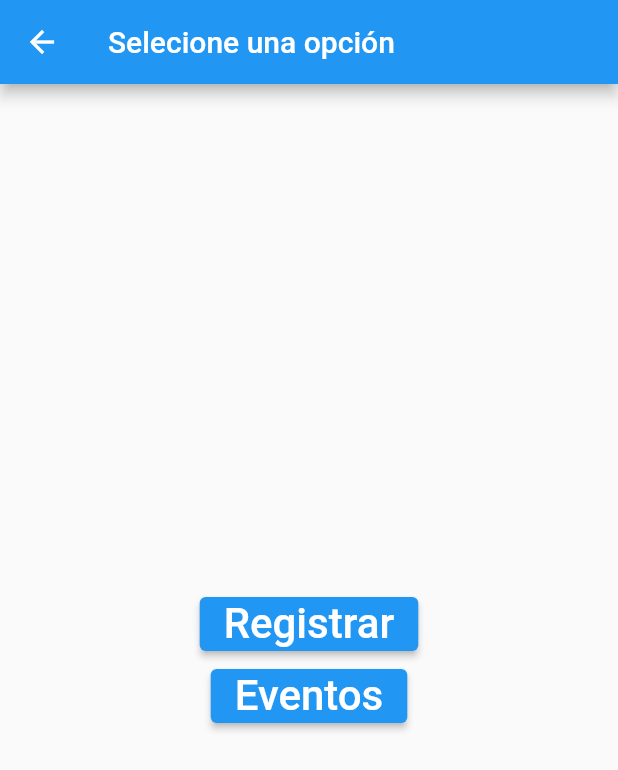
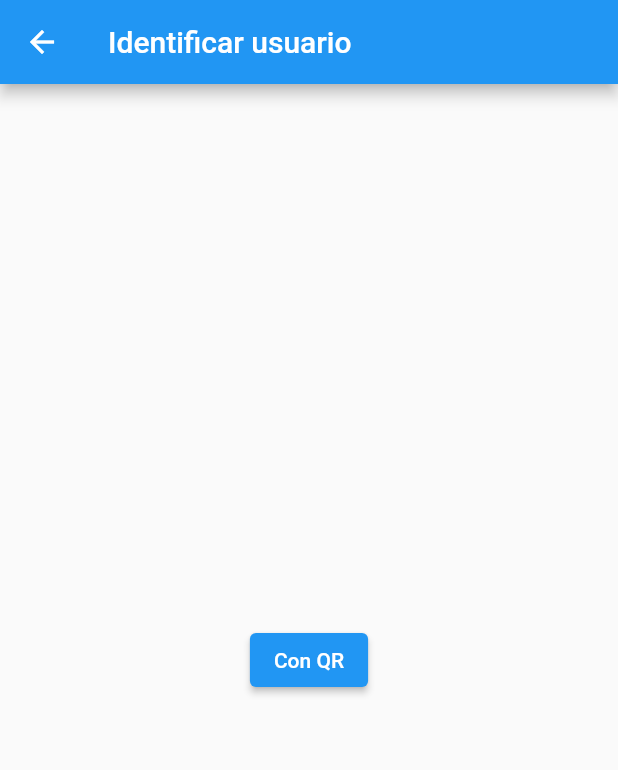
Before and after one commit to NicoVazCan/IPM-p2, a Flutter app: the OpcionesPage screen opened directly with empty values, after a tap on "Registrar", on a phone screen of 412 x 824 dp. Shown: the top 770 px of the screen. Run offline on Flutter 3.47's test engine with Material 2 defaults, Android fonts, the phone set to English and light mode, and no system bars; missing offline and left inert: flutter_barcode_scanner; network calls fail.

Commit message:
Prototipo 2

```diff
--- a/src/lib/main.dart
+++ b/src/lib/main.dart
@@ -1,6 +1,9 @@
 import 'dart:convert';
+import 'package:flutter/foundation.dart';
 import 'package:flutter/material.dart';
 import 'package:http/http.dart' as http;
+import 'dart:async';
+import 'package:flutter_barcode_scanner/flutter_barcode_scanner.dart';
 
 /*
 var url = Uri.parse("http://10.0.2.2:8080/api/rest/facility_access_log/111/daterange%22);
@@ -176,7 +179,6 @@ class _FacilitiesPageState extends State<FacilitiesPage> {
   }
 }
 
-
 /*
 class DebugPage extends StatelessWidget {
   const DebugPage({Key? key}) : super(key: key);
@@ -219,8 +221,8 @@ class OpcionesPage extends StatelessWidget {
               // Within the SecondRoute widget
               onPressed: () {
                 Navigator.push(
-                context,
-                MaterialPageRoute(builder: (context) => OpcionesPage(facility: facility)),
+                 context,
+                  MaterialPageRoute(builder: (context) => IdentificarPage(facility: facility)),
                 );
               },
               child: const Text('Registrar',
@@ -231,8 +233,8 @@ class OpcionesPage extends StatelessWidget {
               // Within the SecondRoute widget
               onPressed: () {
                 Navigator.push(
-                context,
-                MaterialPageRoute(builder: (context) => EventPage(facility: facility)),
+                  context,
+                  MaterialPageRoute(builder: (context) => EventPage(facility: facility)),
                 );
               },
               child: const Text('Eventos',
@@ -281,6 +283,52 @@ class DateTimePicker{
 
   String timeToString() =>
       current.toString().substring(11, 16);
+}
+
+class IdentificarPage extends StatelessWidget {
+  Map facility;
+
+  IdentificarPage({Key? key, required this.facility}): super(key: key);
+
+  @override
+  Widget build(BuildContext context) {
+    return Scaffold(
+      appBar: AppBar(title: const Text('Identificar usuario')),
+      body: Builder(builder: (BuildContext context) {
+        return Container(
+          alignment: Alignment.center,
+          child: Flex(
+            direction: Axis.vertical,
+            mainAxisAlignment: MainAxisAlignment.center,
+            children: <Widget>[
+              ElevatedButton(
+                onPressed: () => FlutterBarcodeScanner.scanBarcode(
+                  '#ff6666', 'Cancel', true, ScanMode.QR).then(
+                        (value) {
+                    if(value != '-1') {
+                      Navigator.push(
+                        context,
+                        MaterialPageRoute(builder: (context) =>
+                            RegistrarPage(value)
+                        ),
+                      );
+                    }
+                  }
+                ),
+                child: Text('Con QR')
+              ),
+              /*ElevatedButton(
+          onPressed: () => startBarcodeScanStream(),
+          child: Text('Manual')),
+      Text('Scan result : $_scanBarcode\n',
+          style: TextStyle(fontSize: 20))*/
+            ]
+          )
+        );
+      }
+      )
+    );
+  }
 }
 
 class EventPage extends StatefulWidget {
@@ -510,6 +558,21 @@ class _EventPageState extends State<EventPage> {
   }
 }
 
+class RegistrarPage extends StatelessWidget {
+  final String qr;
+  const RegistrarPage(this.qr, {Key? key}) : super(key: key);
+
+  @override
+  Widget build(BuildContext context) {
+    return Scaffold(
+        appBar: AppBar(
+          title: Text('Registrar'),
+        ),
+        body: Text(qr)
+    );
+  }
+}
+
 class MyHomePage extends StatefulWidget {
   const MyHomePage({Key? key, required this.title}) : super(key: key);
 
--- a/src/pubspec.yaml
+++ b/src/pubspec.yaml
@@ -36,6 +36,7 @@ dependencies:
   cupertino_icons: ^1.0.2
   analyzer: ^2.7.0
   http: any
+  flutter_barcode_scanner: ^2.0.0
 
 dev_dependencies:
   flutter_test:
```
Also changed, not shown: src/pubspec.lock.
